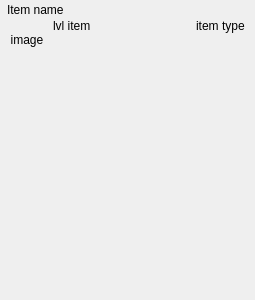
This is src/ui/c_item_display.ui in UgVo/Wakfu-Builder as Qt 5 draws it before an edit. The edited form follows.
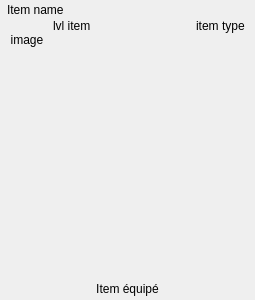
This is the edited form.

```diff
--- a/src/ui/c_item_display.ui
+++ b/src/ui/c_item_display.ui
@@ -256,7 +256,7 @@
           <number>0</number>
          </property>
          <property name="bottomMargin">
-          <number>0</number>
+          <number>3</number>
          </property>
          <item>
           <widget class="QLabel" name="use_label">
@@ -312,11 +312,21 @@
            <property name="sizeHint" stdset="0">
             <size>
              <width>20</width>
-             <height>40</height>
+             <height>0</height>
             </size>
            </property>
           </spacer>
          </item>
+         <item>
+          <widget class="QLabel" name="label_equiped_cmp">
+           <property name="text">
+            <string>Item équipé</string>
+           </property>
+           <property name="alignment">
+            <set>Qt::AlignCenter</set>
+           </property>
+          </widget>
+         </item>
         </layout>
        </widget>
       </item>
```
